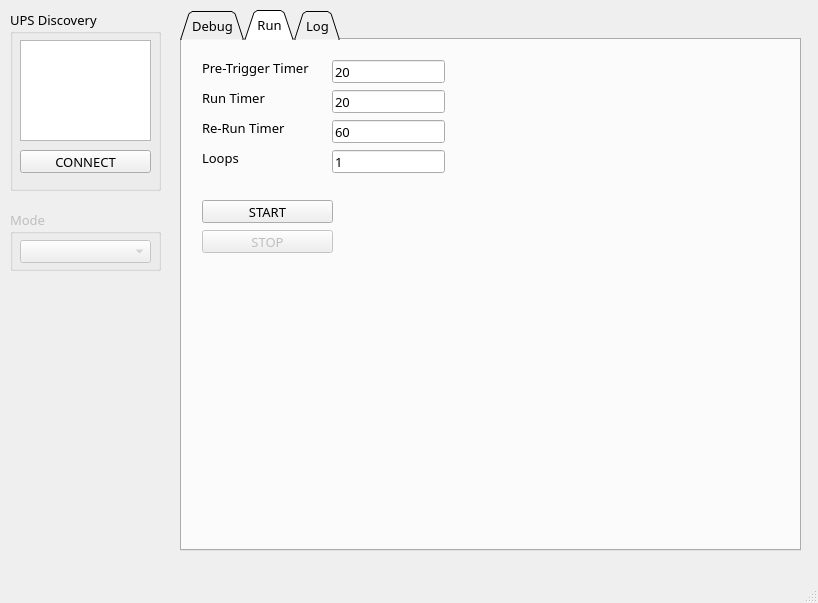
Before: the Qt Designer form python/gui.ui in lab-instruments/ups_python, drawn with Qt 5.
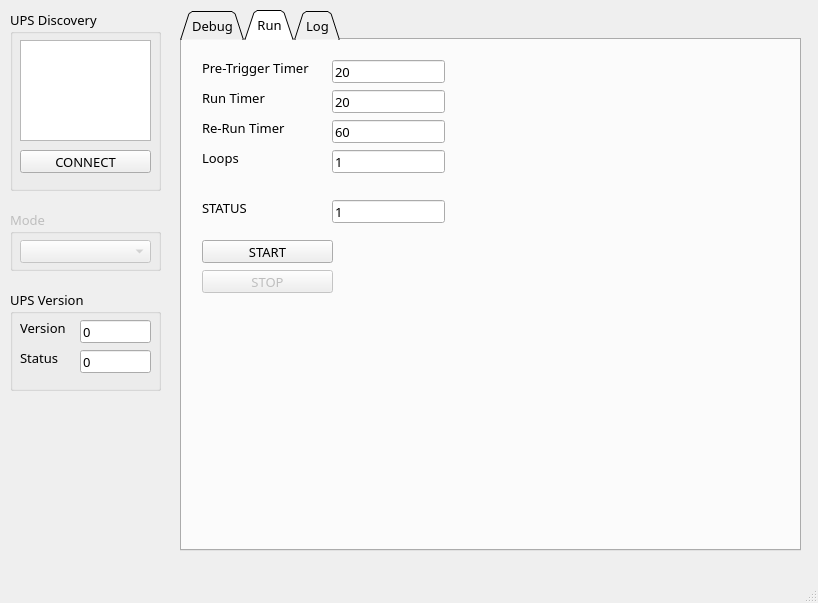
After: the same form once the commit is applied.

Patch:
```diff
--- a/python/gui.ui
+++ b/python/gui.ui
@@ -264,7 +264,7 @@
       <property name="geometry">
        <rect>
         <x>20</x>
-        <y>160</y>
+        <y>200</y>
         <width>131</width>
         <height>23</height>
        </rect>
@@ -332,7 +332,7 @@
       <property name="geometry">
        <rect>
         <x>20</x>
-        <y>190</y>
+        <y>230</y>
         <width>131</width>
         <height>23</height>
        </rect>
@@ -367,6 +367,32 @@
        <string>1</string>
       </property>
      </widget>
+     <widget class="QLineEdit" name="statusBox">
+      <property name="geometry">
+       <rect>
+        <x>150</x>
+        <y>160</y>
+        <width>113</width>
+        <height>23</height>
+       </rect>
+      </property>
+      <property name="text">
+       <string>1</string>
+      </property>
+     </widget>
+     <widget class="QLabel" name="label_10">
+      <property name="geometry">
+       <rect>
+        <x>20</x>
+        <y>160</y>
+        <width>111</width>
+        <height>16</height>
+       </rect>
+      </property>
+      <property name="text">
+       <string>STATUS</string>
+      </property>
+     </widget>
     </widget>
     <widget class="QWidget" name="tabLog">
      <attribute name="title">
@@ -409,6 +435,86 @@
      </property>
     </widget>
    </widget>
+   <widget class="QGroupBox" name="modeGroupBox_2">
+    <property name="enabled">
+     <bool>true</bool>
+    </property>
+    <property name="geometry">
+     <rect>
+      <x>10</x>
+      <y>290</y>
+      <width>151</width>
+      <height>101</height>
+     </rect>
+    </property>
+    <property name="font">
+     <font>
+      <family>Ubuntu Mono</family>
+      <pointsize>10</pointsize>
+     </font>
+    </property>
+    <property name="title">
+     <string>UPS Version</string>
+    </property>
+    <widget class="QLineEdit" name="gitStatus">
+     <property name="geometry">
+      <rect>
+       <x>70</x>
+       <y>60</y>
+       <width>71</width>
+       <height>23</height>
+      </rect>
+     </property>
+     <property name="text">
+      <string>0</string>
+     </property>
+     <property name="readOnly">
+      <bool>true</bool>
+     </property>
+    </widget>
+    <widget class="QLineEdit" name="gitVer">
+     <property name="geometry">
+      <rect>
+       <x>70</x>
+       <y>30</y>
+       <width>71</width>
+       <height>23</height>
+      </rect>
+     </property>
+     <property name="text">
+      <string>0</string>
+     </property>
+     <property name="readOnly">
+      <bool>true</bool>
+     </property>
+    </widget>
+    <widget class="QLabel" name="label_8">
+     <property name="geometry">
+      <rect>
+       <x>10</x>
+       <y>30</y>
+       <width>51</width>
+       <height>16</height>
+      </rect>
+     </property>
+     <property name="text">
+      <string>Version</string>
+     </property>
+    </widget>
+    <widget class="QLabel" name="label_9">
+     <property name="geometry">
+      <rect>
+       <x>10</x>
+       <y>60</y>
+       <width>51</width>
+       <height>16</height>
+      </rect>
+     </property>
+     <property name="text">
+      <string>Status</string>
+     </property>
+    </widget>
+   </widget>
   </widget>
   <widget class="QMenuBar" name="menubar">
    <property name="geometry">
```
Left out of the diff: 13 changed lines with no effect on the pictures.
